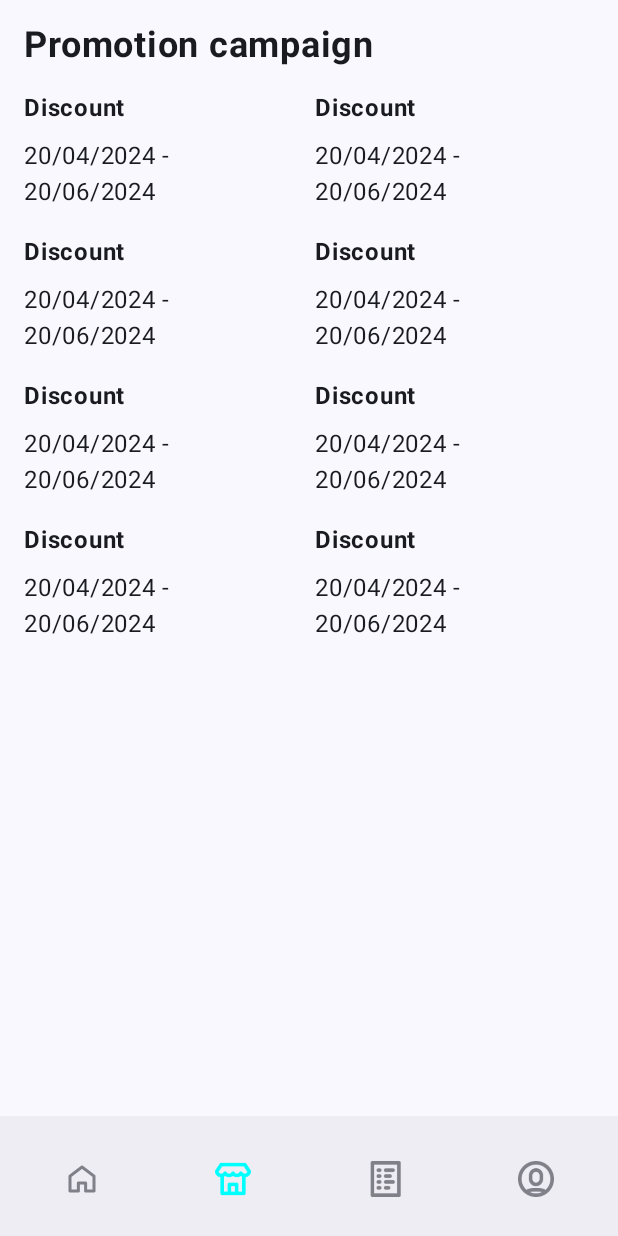
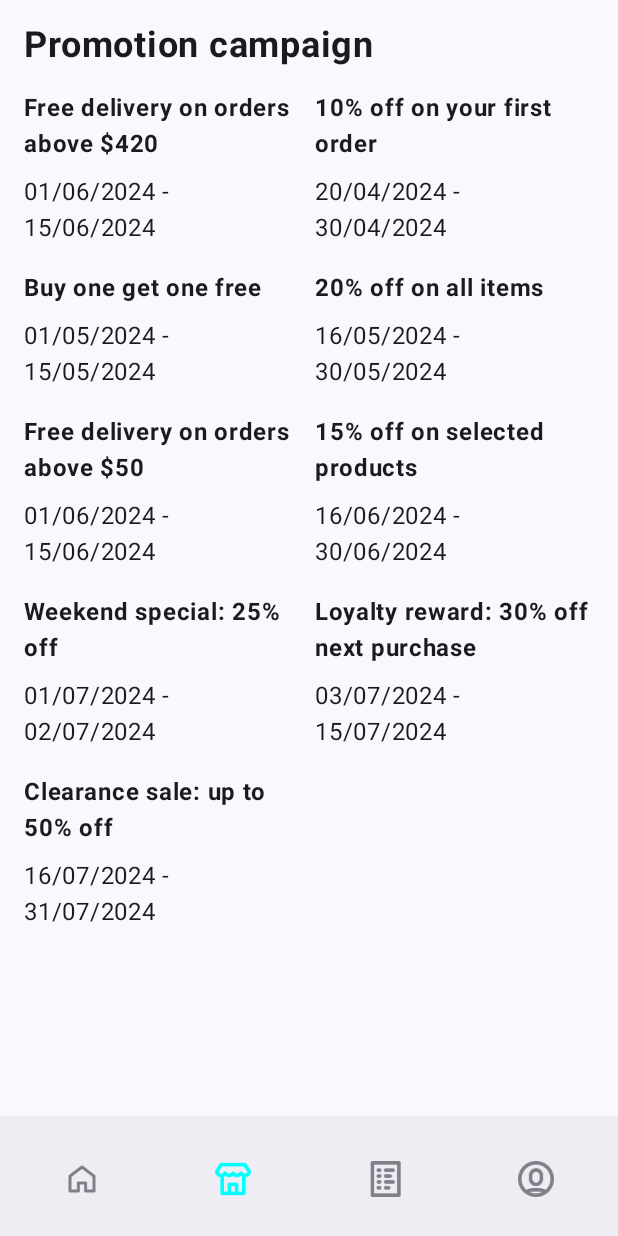
Before and after one commit to hatimenezari/TiniFood, an Android app built with Jetpack Compose: the screen it shows after launch (MainActivity), after a tap on "store icon", on a phone screen of 412 x 824 dp. Run offline under Robolectric (Android 15) with nearby library versions, the phone set to English and light mode, and no system bars; our stand-ins replace Dagger/Hilt's generated code, Room's generated code; pictures from the network do not load.

Commit message:
Retrieved list of campaign promotions remotely: (#8)
-setup a retrofit client
-created a promotions service api
-mocked json response
-intercepted the http call to return mock response
-removed unnecessary usecase module

```diff
--- a/app/data/build.gradle.kts
+++ b/app/data/build.gradle.kts
@@ -53,6 +53,12 @@ dependencies {
     implementation("com.google.dagger:hilt-android:2.51.1")
     kapt("com.google.dagger:hilt-compiler:2.51.1")
 
+    //retrofit
+    implementation("com.squareup.retrofit2:retrofit:2.11.0")
+    implementation("com.squareup.retrofit2:converter-gson:2.9.0")
+    implementation("com.google.code.gson:gson:2.10.1")
+    implementation("com.squareup.okhttp3:okhttp:4.12.0")
+
 }
 
 // Allow references to generated code
--- a/app/data/src/main/java/datasource/local/repository/PromotionLocalRepository.kt
+++ /dev/null
@@ -1,18 +0,0 @@
-package datasource.local.repository
-
-import datasource.local.PromotionLocalDataSource
-import datasource.local.entities.PromotionEntity
-import repository.PromotionRepository
-
-class PromotionLocalRepository(
-    private val localDataSource: PromotionLocalDataSource
-) : PromotionRepository {
-
-    override suspend fun getPromotions(): List<PromotionEntity> {
-        return localDataSource.getPromotions()
-    }
-
-    override suspend fun prepopulateDatabase() {
-        localDataSource.prepopulateDatabase()
-    }
-}
--- /dev/null
+++ b/app/data/src/main/java/datasource/remote/PromotionRemoteDataSource.kt
@@ -0,0 +1,13 @@
+package datasource.remote
+
+import datasource.remote.entities.PromotionApiEntity
+import datasource.remote.service.PromotionApiService
+import javax.inject.Inject
+
+class PromotionRemoteDataSource @Inject constructor(
+    private val promotionService: PromotionApiService
+) {
+    suspend fun getRemotePromotions(): List<PromotionApiEntity> {
+        return promotionService.getPromotions()
+    }
+}
--- /dev/null
+++ b/app/data/src/main/java/datasource/remote/entities/MockApi.kt
@@ -0,0 +1,27 @@
+package datasource.remote.entities
+
+import datasource.remote.mockresponses.mockPromotionsJson
+import okhttp3.Interceptor
+import okhttp3.MediaType.Companion.toMediaTypeOrNull
+import okhttp3.Response
+import okhttp3.ResponseBody.Companion.toResponseBody
+
+class MockApi : Interceptor {
+    override fun intercept(chain: Interceptor.Chain): Response {
+        val request = chain.request()
+
+        if (request.url.encodedPath.endsWith("/promotions")) {
+
+            return Response.Builder()
+                .request(request)
+                .protocol(chain.connection()?.protocol() ?: okhttp3.Protocol.HTTP_1_1)
+                .code(200)
+                .message("OK")
+                .body(mockPromotionsJson.toResponseBody("application/json".toMediaTypeOrNull()))
+                .addHeader("Content-Type", "application/json")
+                .build()
+        }
+
+        return chain.proceed(request)
+    }
+}
--- /dev/null
+++ b/app/data/src/main/java/datasource/remote/entities/PromotionApiEntity.kt
@@ -0,0 +1,9 @@
+package datasource.remote.entities
+
+data class PromotionApiEntity(
+    val id: Int?,
+    val uri: String?,
+    val description: String?,
+    val startDate: String?,
+    val endDate: String?
+)
--- /dev/null
+++ b/app/data/src/main/java/datasource/remote/mockresponses/mockPromotions.kt
@@ -0,0 +1,69 @@
+package datasource.remote.mockresponses
+
+val mockPromotionsJson = """
+[
+     {
+        "id": 130,
+        "uri": "https://raw.githubusercontent.com/hatimenezari/TiniFood/refs/heads/develop/app/presentation/src/main/res/drawable/promo1.png",
+        "description": "Free delivery on orders above ${'$'}420",
+        "startDate": "01/06/2024",
+        "endDate": "15/06/2024"
+    },
+    {
+        "id": 10,
+        "uri": "https://raw.githubusercontent.com/hatimenezari/TiniFood/refs/heads/develop/app/presentation/src/main/res/drawable/promo1.png",
+        "description": "10% off on your first order",
+        "startDate": "20/04/2024",
+        "endDate": "30/04/2024"
+    },
+    {
+        "id": 11,
+        "uri": "https://raw.githubusercontent.com/hatimenezari/TiniFood/refs/heads/develop/app/presentation/src/main/res/drawable/promo2.png",
+        "description": "Buy one get one free",
+        "startDate": "01/05/2024",
+        "endDate": "15/05/2024"
+    },
+    {
+        "id": 12,
+        "uri": "https://raw.githubusercontent.com/hatimenezari/TiniFood/refs/heads/develop/app/presentation/src/main/res/drawable/promo3.png",
+        "description": "20% off on all items",
+        "startDate": "16/05/2024",
+        "endDate": "30/05/2024"
+    },
+    {
+        "id": 13,
+        "uri": "https://raw.githubusercontent.com/hatimenezari/TiniFood/refs/heads/develop/app/presentation/src/main/res/drawable/promo1.png",
+        "description": "Free delivery on orders above ${'$'}50",
+        "startDate": "01/06/2024",
+        "endDate": "15/06/2024"
+    },
+    {
+        "id": 14,
+        "uri": "https://raw.githubusercontent.com/hatimenezari/TiniFood/refs/heads/develop/app/presentation/src/main/res/drawable/promo1.png",
+        "description": "15% off on selected products",
+        "startDate": "16/06/2024",
+        "endDate": "30/06/2024"
+    },
+    {
+        "id": 15,
+        "uri": "https://raw.githubusercontent.com/hatimenezari/TiniFood/refs/heads/develop/app/presentation/src/main/res/drawable/promo2.png",
+        "description": "Weekend special: 25% off",
+        "startDate": "01/07/2024",
+        "endDate": "02/07/2024"
+    },
+    {
+        "id": 16,
+        "uri": "https://raw.githubusercontent.com/hatimenezari/TiniFood/refs/heads/develop/app/presentation/src/main/res/drawable/promo3.png",
+        "description": "Loyalty reward: 30% off next purchase",
+        "startDate": "03/07/2024",
+        "endDate": "15/07/2024"
+    },
+    {
+        "id": 17,
+        "uri": "https://raw.githubusercontent.com/hatimenezari/TiniFood/refs/heads/develop/app/presentation/src/main/res/drawable/promo1.png",
+        "description": "Clearance sale: up to 50% off",
+        "startDate": "16/07/2024",
+        "endDate": "31/07/2024"
+    }
+]
+            """.trimIndent()
--- /dev/null
+++ b/app/data/src/main/java/datasource/remote/module/ApiModule.kt
@@ -0,0 +1,33 @@
+package datasource.remote.module
+
+import dagger.Module
+import dagger.Provides
+import dagger.hilt.InstallIn
+import dagger.hilt.components.SingletonComponent
+import datasource.remote.entities.MockApi
+import datasource.remote.service.PromotionApiService
+import okhttp3.OkHttpClient
+import retrofit2.Retrofit
+import retrofit2.converter.gson.GsonConverterFactory
+
+@Module
+@InstallIn(SingletonComponent::class)
+object NetworkModule {
+    @Provides
+    fun provideRetrofit(): Retrofit {
+        val client = OkHttpClient.Builder()
+            .addInterceptor(MockApi())
+            .build()
+
+        return Retrofit.Builder()
+            .baseUrl("https://api.example.com/")
+            .client(client)
+            .addConverterFactory(GsonConverterFactory.create())
+            .build()
+    }
+
+    @Provides
+    fun providePromotionApiService(retrofit: Retrofit): PromotionApiService {
+        return retrofit.create(PromotionApiService::class.java)
+    }
+}
--- /dev/null
+++ b/app/data/src/main/java/datasource/remote/service/PromotionsService.kt
@@ -0,0 +1,9 @@
+package datasource.remote.service
+
+import datasource.remote.entities.PromotionApiEntity
+import retrofit2.http.GET
+
+interface PromotionApiService {
+    @GET("promotions")
+    suspend fun getPromotions(): List<PromotionApiEntity>
+}
--- a/app/data/src/main/java/hiltmodules/RepositoryModule.kt
+++ b/app/data/src/main/java/hiltmodules/RepositoryModule.kt
@@ -5,8 +5,9 @@ import dagger.Provides
 import dagger.hilt.InstallIn
 import dagger.hilt.components.SingletonComponent
 import datasource.local.PromotionLocalDataSource
-import datasource.local.repository.PromotionLocalRepository
+import datasource.remote.PromotionRemoteDataSource
 import repository.PromotionRepository
+import repository.PromotionRepositoryImpl
 
 @Module
 @InstallIn(SingletonComponent::class)
@@ -14,8 +15,9 @@ object RepositoryModule {
 
     @Provides
     fun providePromotionRepository(
-        localDataSource: PromotionLocalDataSource
+        localDataSource: PromotionLocalDataSource,
+        remoteDataSource: PromotionRemoteDataSource
     ): PromotionRepository {
-        return PromotionLocalRepository(localDataSource)
+        return PromotionRepositoryImpl(localDataSource, remoteDataSource)
     }
 }
--- a/app/data/src/main/java/repository/PromotionRepository.kt
+++ b/app/data/src/main/java/repository/PromotionRepository.kt
@@ -1,8 +1,30 @@
 package repository
 
+import datasource.local.PromotionLocalDataSource
 import datasource.local.entities.PromotionEntity
+import datasource.remote.PromotionRemoteDataSource
+import datasource.remote.entities.PromotionApiEntity
 
 interface PromotionRepository {
     suspend fun getPromotions(): List<PromotionEntity>
+    suspend fun getCampaignPromotions(): List<PromotionApiEntity>
     suspend fun prepopulateDatabase()
 }
+
+class PromotionRepositoryImpl(
+    private val localDataSource: PromotionLocalDataSource,
+    private val remoteDataSource: PromotionRemoteDataSource
+) : PromotionRepository {
+
+    override suspend fun getPromotions(): List<PromotionEntity> {
+        return localDataSource.getPromotions()
+    }
+
+    override suspend fun getCampaignPromotions(): List<PromotionApiEntity> {
+        return remoteDataSource.getRemotePromotions()
+    }
+
+    override suspend fun prepopulateDatabase() {
+        localDataSource.prepopulateDatabase()
+    }
+}
--- a/app/domain/src/main/java/model/Promotion.kt
+++ b/app/domain/src/main/java/model/Promotion.kt
@@ -1,4 +1,5 @@
 import datasource.local.entities.PromotionEntity
+import datasource.remote.entities.PromotionApiEntity
 
 data class Promotion(
     val id: Int,
@@ -9,4 +10,7 @@ data class Promotion(
 )
 
 fun PromotionEntity.toDomainModel() = Promotion(id, uri)
+fun PromotionApiEntity.toDomainModel() =
+    Promotion(id ?: 0, uri.orEmpty(), description.orEmpty(), startDate ?: "-", endDate ?: "?")
+
 fun Promotion.toEntity() = PromotionEntity(id, uri)
--- /dev/null
+++ b/app/domain/src/main/java/usecase/GetCampaignPromotionsUseCase.kt
@@ -0,0 +1,14 @@
+package usecase
+
+import Promotion
+import repository.PromotionRepository
+import toDomainModel
+import javax.inject.Inject
+
+class GetCampaignPromotionsUseCase @Inject constructor(
+    private val repository: PromotionRepository
+) {
+    suspend operator fun invoke(): List<Promotion> {
+        return repository.getCampaignPromotions().map { it.toDomainModel() }
+    }
+}
--- a/app/domain/src/main/java/usecase/GetPromotionsUseCase.kt
+++ b/app/domain/src/main/java/usecase/GetPromotionsUseCase.kt
@@ -3,8 +3,9 @@ package usecase
 import Promotion
 import repository.PromotionRepository
 import toDomainModel
+import javax.inject.Inject
 
-class GetPromotionsUseCase(private val repository: PromotionRepository) {
+class GetPromotionsUseCase @Inject constructor(private val repository: PromotionRepository) {
     suspend operator fun invoke(): List<Promotion> {
         // Prepopulate database if empty
         repository.prepopulateDatabase()
--- a/app/domain/src/main/java/usecasemodule/UseCaseModule.kt
+++ /dev/null
@@ -1,18 +0,0 @@
-package usecasemodule
-
-import dagger.Module
-import dagger.Provides
-import dagger.hilt.InstallIn
-import dagger.hilt.components.SingletonComponent
-import repository.PromotionRepository
-import usecase.GetPromotionsUseCase
-
-@Module
-@InstallIn(SingletonComponent::class)
-object UseCaseModule {
-
-    @Provides
-    fun provideGetPromotionsUseCase(repository: PromotionRepository): GetPromotionsUseCase {
-        return GetPromotionsUseCase(repository)
-    }
-}
--- a/app/presentation/src/main/java/screens/promotionscampaign/Promotions.kt
+++ b/app/presentation/src/main/java/screens/promotionscampaign/Promotions.kt
@@ -1,6 +1,5 @@
 package screens.promotionscampaign
 
-import Promotion
 import androidx.compose.foundation.layout.Arrangement
 import androidx.compose.foundation.layout.Column
 import androidx.compose.foundation.layout.PaddingValues
@@ -11,57 +10,29 @@ import androidx.compose.foundation.lazy.grid.LazyVerticalGrid
 import androidx.compose.foundation.lazy.grid.items
 import androidx.compose.material3.Text
 import androidx.compose.runtime.Composable
+import androidx.compose.runtime.collectAsState
+import androidx.compose.runtime.getValue
 import androidx.compose.ui.Modifier
 import androidx.compose.ui.text.font.FontWeight
 import androidx.compose.ui.tooling.preview.Preview
 import androidx.compose.ui.unit.dp
 import androidx.compose.ui.unit.sp
+import androidx.hilt.navigation.compose.hiltViewModel
 import screens.promotionscampaign.components.PromotionCampaignCard
 
 @Composable
 fun Promotions(
     modifier: Modifier = Modifier,
     paddingValues: PaddingValues,
+    viewModel: PromotionsViewModel = hiltViewModel()
 ) {
-    //TODO GET VIA VIEWMODEL
-    val promotions = listOf(
-        Promotion(
-            10,
-            uri = "https://raw.githubusercontent.com/hatimenezari/TiniFood/refs/heads/develop/app/presentation/src/main/res/drawable/promo1.png"
-        ),
-        Promotion(
-            11,
-            uri = "https://raw.githubusercontent.com/hatimenezari/TiniFood/refs/heads/develop/app/presentation/src/main/res/drawable/promo2.png"
-        ),
-        Promotion(
-            12,
-            uri = "https://raw.githubusercontent.com/hatimenezari/TiniFood/refs/heads/develop/app/presentation/src/main/res/drawable/promo3.png"
-        ),
-        Promotion(
-            13,
-            uri = "https://raw.githubusercontent.com/hatimenezari/TiniFood/refs/heads/develop/app/presentation/src/main/res/drawable/promo1.png"
-        ),
-        Promotion(
-            14,
-            uri = "https://raw.githubusercontent.com/hatimenezari/TiniFood/refs/heads/develop/app/presentation/src/main/res/drawable/promo1.png"
-        ),
-        Promotion(
-            15,
-            uri = "https://raw.githubusercontent.com/hatimenezari/TiniFood/refs/heads/develop/app/presentation/src/main/res/drawable/promo2.png"
-        ),
-        Promotion(
-            16,
-            uri = "https://raw.githubusercontent.com/hatimenezari/TiniFood/refs/heads/develop/app/presentation/src/main/res/drawable/promo3.png"
-        ),
-        Promotion(
-            17,
-            uri = "https://raw.githubusercontent.com/hatimenezari/TiniFood/refs/heads/develop/app/presentation/src/main/res/drawable/promo1.png"
-        )
-    )
+    val promotions by viewModel.promotions.collectAsState()
 
     Column(
         verticalArrangement = Arrangement.spacedBy(8.dp),
-        modifier = modifier.padding(16.dp)
+        modifier = modifier
+            .padding(paddingValues)
+            .padding(16.dp)
     ) {
         Text(text = "Promotion campaign", fontWeight = FontWeight.Bold, fontSize = 24.sp)
         LazyVerticalGrid(
--- /dev/null
+++ b/app/presentation/src/main/java/screens/promotionscampaign/PromotionsViewModel.kt
@@ -0,0 +1,25 @@
+package screens.promotionscampaign
+
+import Promotion
+import androidx.lifecycle.ViewModel
+import androidx.lifecycle.viewModelScope
+import dagger.hilt.android.lifecycle.HiltViewModel
+import kotlinx.coroutines.flow.MutableStateFlow
+import kotlinx.coroutines.flow.StateFlow
+import kotlinx.coroutines.launch
+import usecase.GetCampaignPromotionsUseCase
+import javax.inject.Inject
+
+@HiltViewModel
+class PromotionsViewModel @Inject constructor(
+    private val getCampaignPromotionsUseCase: GetCampaignPromotionsUseCase
+) : ViewModel() {
+    private val _promotions = MutableStateFlow<List<Promotion>>(emptyList())
+    val promotions: StateFlow<List<Promotion>> = _promotions
+
+    init {
+        viewModelScope.launch {
+            _promotions.value = getCampaignPromotionsUseCase()
+        }
+    }
+}
```
Also changed, not shown: 2 other files.
